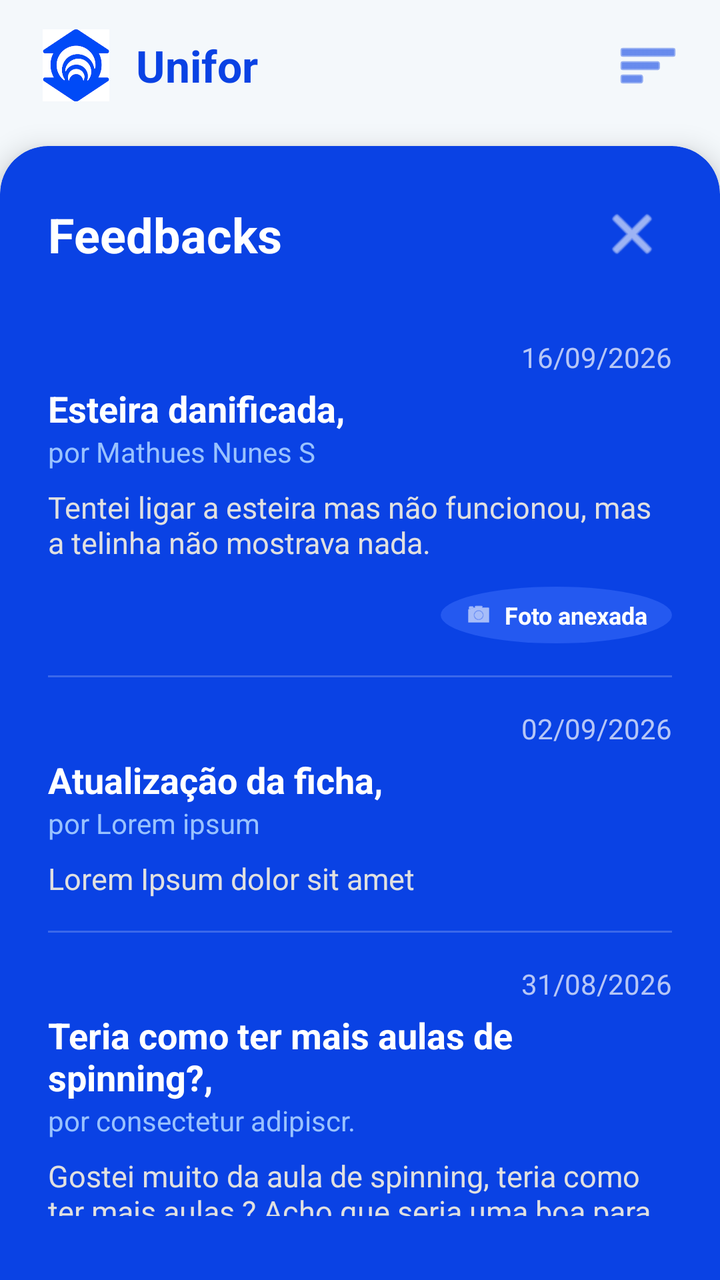
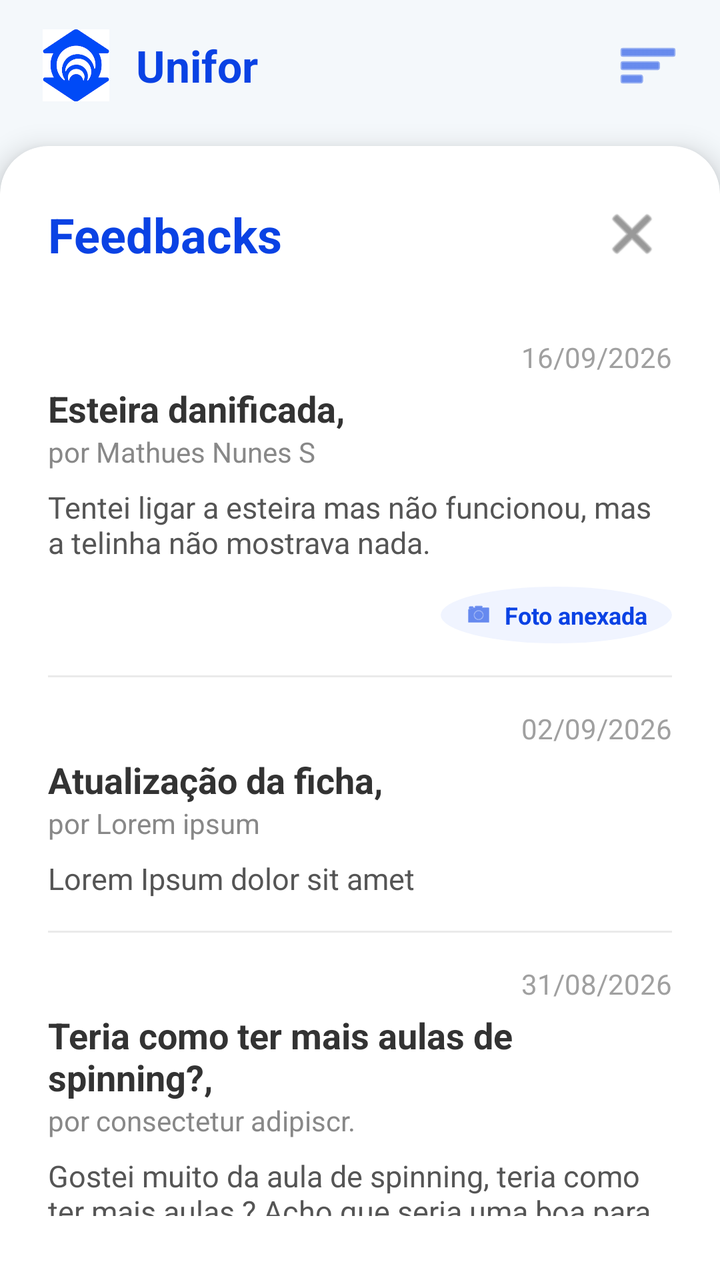

Screens rendered from an Android XML layout before and after an edit, with the pre-edit source and the edit as a unified diff.
<!-- AndroidManifest.xml: application theme Theme.MoemaFit -->
<!-- res/layout/activity_feedback_prof.xml -->
<?xml version="1.0" encoding="utf-8"?>
<androidx.constraintlayout.widget.ConstraintLayout
    xmlns:android="http://schemas.android.com/apk/res/android"
    xmlns:app="http://schemas.android.com/apk/res-auto"
    xmlns:tools="http://schemas.android.com/tools"
    android:layout_width="match_parent"
    android:layout_height="match_parent"
    android:background="#F4F8FB">

    
    
    
    <androidx.constraintlayout.widget.ConstraintLayout
        android:id="@+id/toolbarLayout"
        android:layout_width="match_parent"
        android:layout_height="65dp"
        android:background="#F4F8FB"
        app:layout_constraintEnd_toEndOf="parent"
        app:layout_constraintStart_toStartOf="parent"
        app:layout_constraintTop_toTopOf="parent">

        
        <LinearLayout
            android:layout_width="wrap_content"
            android:layout_height="wrap_content"
            android:layout_marginStart="20dp"
            android:gravity="center_vertical"
            android:orientation="horizontal"
            app:layout_constraintBottom_toBottomOf="parent"
            app:layout_constraintStart_toStartOf="parent"
            app:layout_constraintTop_toTopOf="parent">

            <ImageView
                android:layout_width="36dp"
                android:layout_height="36dp"
                android:scaleType="fitCenter"
                android:src="@drawable/icone_unifor"/>

            <TextView
                android:layout_width="wrap_content"
                android:layout_height="wrap_content"
                android:layout_marginStart="12dp"
                android:text="Unifor"
                android:textColor="#0A42E4"
                android:textSize="22sp"
                android:textStyle="bold" />
        </LinearLayout>

        
        <ImageButton
            android:id="@+id/btn_menu"
            android:layout_width="48dp"
            android:layout_height="48dp"
            android:layout_marginEnd="12dp"
            android:background="?attr/selectableItemBackgroundBorderless"
            android:src="@android:drawable/ic_menu_sort_by_size"
            app:layout_constraintBottom_toBottomOf="parent"
            app:layout_constraintEnd_toEndOf="parent"
            app:layout_constraintTop_toTopOf="parent"
            app:tint="#0A42E4" />
    </androidx.constraintlayout.widget.ConstraintLayout>

    
    
    
    <com.google.android.material.card.MaterialCardView
        android:layout_width="match_parent"
        android:layout_height="0dp"
        android:layout_marginTop="8dp"
        app:cardBackgroundColor="#0A42E4"
        app:cardCornerRadius="24dp"
        app:cardElevation="8dp"
        app:strokeWidth="0dp"
        app:layout_constraintBottom_toBottomOf="parent"
        app:layout_constraintEnd_toEndOf="parent"
        app:layout_constraintStart_toStartOf="parent"
        app:layout_constraintTop_toBottomOf="@+id/toolbarLayout">

        <LinearLayout
            android:layout_width="match_parent"
            android:layout_height="match_parent"
            android:orientation="vertical">

            
            <androidx.constraintlayout.widget.ConstraintLayout
                android:layout_width="match_parent"
                android:layout_height="wrap_content"
                android:paddingHorizontal="24dp"
                android:paddingTop="24dp"
                android:paddingBottom="16dp">

                <TextView
                    android:id="@+id/text_titulo_feedbacks"
                    android:layout_width="wrap_content"
                    android:layout_height="wrap_content"
                    android:text="Feedbacks"
                    android:textColor="#FFFFFF"
                    android:textSize="24sp"
                    android:textStyle="bold"
                    app:layout_constraintBottom_toBottomOf="parent"
                    app:layout_constraintStart_toStartOf="parent"
                    app:layout_constraintTop_toTopOf="parent" />

                <ImageButton
                    android:id="@+id/btn_fechar"
                    android:layout_width="40dp"
                    android:layout_height="40dp"
                    android:background="?attr/selectableItemBackgroundBorderless"
                    android:contentDescription="Fechar tela"
                    android:src="@android:drawable/ic_menu_close_clear_cancel"
                    app:layout_constraintBottom_toBottomOf="parent"
                    app:layout_constraintEnd_toEndOf="parent"
                    app:layout_constraintTop_toTopOf="parent"
                    app:tint="#FFFFFF" />
            </androidx.constraintlayout.widget.ConstraintLayout>

            
            <ScrollView
                android:layout_width="match_parent"
                android:layout_height="match_parent"
                android:clipToPadding="false"
                android:paddingBottom="64dp"
                android:scrollbars="none">
                

                <LinearLayout
                    android:layout_width="match_parent"
                    android:layout_height="wrap_content"
                    android:orientation="vertical">

                    
                    
                    
                    <LinearLayout
                        android:id="@+id/feedback_item_1"
                        android:layout_width="match_parent"
                        android:layout_height="wrap_content"
                        android:background="?attr/selectableItemBackground"
                        android:clickable="true"
                        android:focusable="true"
                        android:orientation="vertical"
                        android:paddingHorizontal="24dp"
                        android:paddingVertical="16dp">

                        <TextView
                            android:layout_width="match_parent"
                            android:layout_height="wrap_content"
                            android:text="16/09/2026"
                            android:gravity="end"
                            android:textColor="#B3FFFFFF"
                            android:textSize="14sp" />

                        <TextView
                            android:layout_width="match_parent"
                            android:layout_height="wrap_content"
                            android:layout_marginTop="4dp"
                            android:text="Esteira danificada,"
                            android:textColor="#FFFFFF"
                            android:textSize="18sp"
                            android:textStyle="bold" />

                        <TextView
                            android:layout_width="match_parent"
                            android:layout_height="wrap_content"
                            android:text="por Mathues Nunes S"
                            android:textColor="#99C2FF"
                            android:textSize="14sp" />

                        <TextView
                            android:layout_width="match_parent"
                            android:layout_height="wrap_content"
                            android:layout_marginTop="8dp"
                            android:text="Tentei ligar a esteira mas não funcionou, mas a telinha não mostrava nada."
                            android:textColor="#E0E0E0"
                            android:textSize="15sp" />

                        <LinearLayout
                            android:layout_width="wrap_content"
                            android:layout_height="wrap_content"
                            android:layout_marginTop="12dp"
                            android:layout_gravity="end"
                            android:background="@drawable/shape_circulo_branco"
                            android:backgroundTint="#2459F0"
                            android:gravity="center_vertical"
                            android:paddingHorizontal="12dp"
                            android:paddingVertical="6dp">

                            <ImageView
                                android:layout_width="14dp"
                                android:layout_height="14dp"
                                android:src="@android:drawable/ic_menu_camera"
                                app:tint="#FFFFFF" />

                            <TextView
                                android:layout_width="wrap_content"
                                android:layout_height="wrap_content"
                                android:layout_marginStart="6dp"
                                android:text="Foto anexada"
                                android:textColor="#FFFFFF"
                                android:textSize="12sp"
                                android:textStyle="bold" />
                        </LinearLayout>
                    </LinearLayout>

                    <View
                        android:layout_width="match_parent"
                        android:layout_height="1dp"
                        android:layout_marginHorizontal="24dp"
                        android:background="#33FFFFFF" />

                    
                    
                    
                    <LinearLayout
                        android:id="@+id/feedback_item_2"
                        android:layout_width="match_parent"
                        android:layout_height="wrap_content"
                        android:background="?attr/selectableItemBackground"
                        android:clickable="true"
                        android:focusable="true"
                        android:orientation="vertical"
                        android:paddingHorizontal="24dp"
                        android:paddingVertical="16dp">

                        <TextView
                            android:layout_width="match_parent"
                            android:layout_height="wrap_content"
                            android:text="02/09/2026"
                            android:gravity="end"
                            android:textColor="#B3FFFFFF"
                            android:textSize="14sp" />

                        <TextView
                            android:layout_width="match_parent"
                            android:layout_height="wrap_content"
                            android:layout_marginTop="4dp"
                            android:text="Atualização da ficha,"
                            android:textColor="#FFFFFF"
                            android:textSize="18sp"
                            android:textStyle="bold" />

                        <TextView
                            android:layout_width="match_parent"
                            android:layout_height="wrap_content"
                            android:text="por Lorem ipsum"
                            android:textColor="#99C2FF"
                            android:textSize="14sp" />

                        <TextView
                            android:layout_width="match_parent"
                            android:layout_height="wrap_content"
                            android:layout_marginTop="8dp"
                            android:text="Lorem Ipsum dolor sit amet"
                            android:textColor="#E0E0E0"
                            android:textSize="15sp" />
                    </LinearLayout>

                    <View
                        android:layout_width="match_parent"
                        android:layout_height="1dp"
                        android:layout_marginHorizontal="24dp"
                        android:background="#33FFFFFF" />

                    
                    
                    
                    <LinearLayout
                        android:id="@+id/feedback_item_3"
                        android:layout_width="match_parent"
                        android:layout_height="wrap_content"
                        android:background="?attr/selectableItemBackground"
                        android:clickable="true"
                        android:focusable="true"
                        android:orientation="vertical"
                        android:paddingHorizontal="24dp"
                        android:paddingVertical="16dp">

                        <TextView
                            android:layout_width="match_parent"
                            android:layout_height="wrap_content"
                            android:text="31/08/2026"
                            android:gravity="end"
                            android:textColor="#B3FFFFFF"
                            android:textSize="14sp" />

                        <TextView
                            android:layout_width="match_parent"
                            android:layout_height="wrap_content"
                            android:layout_marginTop="4dp"
                            android:text="Teria como ter mais aulas de spinning?,"
                            android:textColor="#FFFFFF"
                            android:textSize="18sp"
                            android:textStyle="bold" />

                        <TextView
                            android:layout_width="match_parent"
                            android:layout_height="wrap_content"
                            android:text="por consectetur adipiscr."
                            android:textColor="#99C2FF"
                            android:textSize="14sp" />

                        <TextView
                            android:layout_width="match_parent"
                            android:layout_height="wrap_content"
                            android:layout_marginTop="8dp"
                            android:text="Gostei muito da aula de spinning, teria como ter mais aulas ? Acho que seria uma boa para academia a universdidade!"
                            android:textColor="#E0E0E0"
                            android:textSize="15sp" />
                    </LinearLayout>

                    <View
                        android:layout_width="match_parent"
                        android:layout_height="1dp"
                        android:layout_marginHorizontal="24dp"
                        android:background="#33FFFFFF" />

                    
                    
                    
                    <LinearLayout
                        android:id="@+id/feedback_item_4"
                        android:layout_width="match_parent"
                        android:layout_height="wrap_content"
                        android:background="?attr/selectableItemBackground"
                        android:clickable="true"
                        android:focusable="true"
                        android:orientation="vertical"
                        android:paddingHorizontal="24dp"
                        android:paddingVertical="16dp">

                        <TextView
                            android:layout_width="match_parent"
                            android:layout_height="wrap_content"
                            android:text="16/08/2026"
                            android:gravity="end"
                            android:textColor="#B3FFFFFF"
                            android:textSize="14sp" />

                        <TextView
                            android:layout_width="match_parent"
                            android:layout_height="wrap_content"
                            android:layout_marginTop="4dp"
                            android:text="Lorem ipsum,"
                            android:textColor="#FFFFFF"
                            android:textSize="18sp"
                            android:textStyle="bold" />

                        <TextView
                            android:layout_width="match_parent"
                            android:layout_height="wrap_content"
                            android:text="por consectetur adipiscr."
                            android:textColor="#99C2FF"
                            android:textSize="14sp" />

                        <TextView
                            android:layout_width="match_parent"
                            android:layout_height="wrap_content"
                            android:layout_marginTop="8dp"
                            android:text="Lorem ipsum dolor sit amet, consectetur adipiscing elit. Sed do eiusmod tempor incididunt ut labore et dolore magna aliqua. Ut enim ad minim veniam."
                            android:textColor="#E0E0E0"
                            android:textSize="15sp" />
                    </LinearLayout>

                </LinearLayout>
            </ScrollView>
        </LinearLayout>
    </com.google.android.material.card.MaterialCardView>

    
    
    
    
    <View
        android:layout_width="match_parent"
        android:layout_height="32dp"
        android:background="#0A42E4"
        android:elevation="8dp"
        app:layout_constraintBottom_toBottomOf="parent"
        app:layout_constraintEnd_toEndOf="parent"
        app:layout_constraintStart_toStartOf="parent" />

</androidx.constraintlayout.widget.ConstraintLayout>
<!-- resources referenced by this layout -->
<resources>
  <!-- drawable icone_unifor: png bitmap (drawable, 4331 bytes) -->
  <!-- drawable shape_circulo_branco (drawable) -->
  <?xml version="1.0" encoding="utf-8"?>
  <shape xmlns:android="http://schemas.android.com/apk/res/android" android:shape="oval">
      <solid android:color="#FFFFFF" />
      <size android:width="16dp" android:height="16dp" />
  </shape>
  <style name="Theme.MoemaFit" parent="Base.Theme.MoemaFit" />
  <style name="Base.Theme.MoemaFit" parent="Theme.Material3.DayNight.NoActionBar">
          
          
      </style>
</resources>

<!-- the commit's change to res/layout/activity_feedback_prof.xml (unified diff, before → after) -->
@@ -19,7 +19,6 @@
         app:layout_constraintStart_toStartOf="parent"
         app:layout_constraintTop_toTopOf="parent">
 
-        
         <LinearLayout
             android:layout_width="wrap_content"
             android:layout_height="wrap_content"
@@ -46,7 +45,6 @@
                 android:textStyle="bold" />
         </LinearLayout>
 
-        
         <ImageButton
             android:id="@+id/btn_menu"
             android:layout_width="48dp"
@@ -67,7 +65,7 @@
         android:layout_width="match_parent"
         android:layout_height="0dp"
         android:layout_marginTop="8dp"
-        app:cardBackgroundColor="#0A42E4"
+        app:cardBackgroundColor="#FFFFFF"
         app:cardCornerRadius="24dp"
         app:cardElevation="8dp"
         app:strokeWidth="0dp"
@@ -94,7 +92,7 @@
                     android:layout_width="wrap_content"
                     android:layout_height="wrap_content"
                     android:text="Feedbacks"
-                    android:textColor="#FFFFFF"
+                    android:textColor="#0A42E4"
                     android:textSize="24sp"
                     android:textStyle="bold"
                     app:layout_constraintBottom_toBottomOf="parent"
@@ -111,7 +109,7 @@
                     app:layout_constraintBottom_toBottomOf="parent"
                     app:layout_constraintEnd_toEndOf="parent"
                     app:layout_constraintTop_toTopOf="parent"
-                    app:tint="#FFFFFF" />
+                    app:tint="#555555" />
             </androidx.constraintlayout.widget.ConstraintLayout>
 
             
@@ -121,7 +119,6 @@
                 android:clipToPadding="false"
                 android:paddingBottom="64dp"
                 android:scrollbars="none">
-                
 
                 <LinearLayout
                     android:layout_width="match_parent"
@@ -147,7 +144,7 @@
                             android:layout_height="wrap_content"
                             android:text="16/09/2026"
                             android:gravity="end"
-                            android:textColor="#B3FFFFFF"
+                            android:textColor="#A0A0A0"
                             android:textSize="14sp" />
 
                         <TextView
@@ -155,7 +152,7 @@
                             android:layout_height="wrap_content"
                             android:layout_marginTop="4dp"
                             android:text="Esteira danificada,"
-                            android:textColor="#FFFFFF"
+                            android:textColor="#333333"
                             android:textSize="18sp"
                             android:textStyle="bold" />
 
@@ -163,7 +160,7 @@
                             android:layout_width="match_parent"
                             android:layout_height="wrap_content"
                             android:text="por Mathues Nunes S"
-                            android:textColor="#99C2FF"
+                            android:textColor="#888888"
                             android:textSize="14sp" />
 
                         <TextView
@@ -171,16 +168,17 @@
                             android:layout_height="wrap_content"
                             android:layout_marginTop="8dp"
                             android:text="Tentei ligar a esteira mas não funcionou, mas a telinha não mostrava nada."
-                            android:textColor="#E0E0E0"
+                            android:textColor="#555555"
                             android:textSize="15sp" />
 
+                        
                         <LinearLayout
                             android:layout_width="wrap_content"
                             android:layout_height="wrap_content"
                             android:layout_marginTop="12dp"
                             android:layout_gravity="end"
                             android:background="@drawable/shape_circulo_branco"
-                            android:backgroundTint="#2459F0"
+                            android:backgroundTint="#F0F4FF"
                             android:gravity="center_vertical"
                             android:paddingHorizontal="12dp"
                             android:paddingVertical="6dp">
@@ -189,24 +187,25 @@
                                 android:layout_width="14dp"
                                 android:layout_height="14dp"
                                 android:src="@android:drawable/ic_menu_camera"
-                                app:tint="#FFFFFF" />
+                                app:tint="#0A42E4" />
 
                             <TextView
                                 android:layout_width="wrap_content"
                                 android:layout_height="wrap_content"
                                 android:layout_marginStart="6dp"
                                 android:text="Foto anexada"
-                                android:textColor="#FFFFFF"
+                                android:textColor="#0A42E4"
                                 android:textSize="12sp"
                                 android:textStyle="bold" />
                         </LinearLayout>
                     </LinearLayout>
 
+                    
                     <View
                         android:layout_width="match_parent"
                         android:layout_height="1dp"
                         android:layout_marginHorizontal="24dp"
-                        android:background="#33FFFFFF" />
+                        android:background="#EAEAEA" />
 
                     
                     
@@ -227,7 +226,7 @@
                             android:layout_height="wrap_content"
                             android:text="02/09/2026"
                             android:gravity="end"
-                            android:textColor="#B3FFFFFF"
+                            android:textColor="#A0A0A0"
                             android:textSize="14sp" />
 
                         <TextView
@@ -235,7 +234,7 @@
                             android:layout_height="wrap_content"
                             android:layout_marginTop="4dp"
                             android:text="Atualização da ficha,"
-                            android:textColor="#FFFFFF"
+                            android:textColor="#333333"
                             android:textSize="18sp"
                             android:textStyle="bold" />
 
@@ -243,7 +242,7 @@
                             android:layout_width="match_parent"
                             android:layout_height="wrap_content"
                             android:text="por Lorem ipsum"
-                            android:textColor="#99C2FF"
+                            android:textColor="#888888"
                             android:textSize="14sp" />
 
                         <TextView
@@ -251,7 +250,7 @@
                             android:layout_height="wrap_content"
                             android:layout_marginTop="8dp"
                             android:text="Lorem Ipsum dolor sit amet"
-                            android:textColor="#E0E0E0"
+                            android:textColor="#555555"
                             android:textSize="15sp" />
                     </LinearLayout>
 
@@ -259,7 +258,7 @@
                         android:layout_width="match_parent"
                         android:layout_height="1dp"
                         android:layout_marginHorizontal="24dp"
-                        android:background="#33FFFFFF" />
+                        android:background="#EAEAEA" />
 
                     
                     
@@ -280,7 +279,7 @@
                             android:layout_height="wrap_content"
                             android:text="31/08/2026"
                             android:gravity="end"
-                            android:textColor="#B3FFFFFF"
+                            android:textColor="#A0A0A0"
                             android:textSize="14sp" />
 
                         <TextView
@@ -288,7 +287,7 @@
                             android:layout_height="wrap_content"
                             android:layout_marginTop="4dp"
                             android:text="Teria como ter mais aulas de spinning?,"
-                            android:textColor="#FFFFFF"
+                            android:textColor="#333333"
                             android:textSize="18sp"
                             android:textStyle="bold" />
 
@@ -296,7 +295,7 @@
                             android:layout_width="match_parent"
                             android:layout_height="wrap_content"
                             android:text="por consectetur adipiscr."
-                            android:textColor="#99C2FF"
+                            android:textColor="#888888"
                             android:textSize="14sp" />
 
                         <TextView
@@ -304,7 +303,7 @@
                             android:layout_height="wrap_content"
                             android:layout_marginTop="8dp"
                             android:text="Gostei muito da aula de spinning, teria como ter mais aulas ? Acho que seria uma boa para academia a universdidade!"
-                            android:textColor="#E0E0E0"
+                            android:textColor="#555555"
                             android:textSize="15sp" />
                     </LinearLayout>
 
@@ -312,7 +311,7 @@
                         android:layout_width="match_parent"
                         android:layout_height="1dp"
                         android:layout_marginHorizontal="24dp"
-                        android:background="#33FFFFFF" />
+                        android:background="#EAEAEA" />
 
                     
                     
@@ -333,7 +332,7 @@
                             android:layout_height="wrap_content"
                             android:text="16/08/2026"
                             android:gravity="end"
-                            android:textColor="#B3FFFFFF"
+                            android:textColor="#A0A0A0"
                             android:textSize="14sp" />
 
                         <TextView
@@ -341,7 +340,7 @@
                             android:layout_height="wrap_content"
                             android:layout_marginTop="4dp"
                             android:text="Lorem ipsum,"
-                            android:textColor="#FFFFFF"
+                            android:textColor="#333333"
                             android:textSize="18sp"
                             android:textStyle="bold" />
 
@@ -349,7 +348,7 @@
                             android:layout_width="match_parent"
                             android:layout_height="wrap_content"
                             android:text="por consectetur adipiscr."
-                            android:textColor="#99C2FF"
+                            android:textColor="#888888"
                             android:textSize="14sp" />
 
                         <TextView
@@ -357,7 +356,7 @@
                             android:layout_height="wrap_content"
                             android:layout_marginTop="8dp"
                             android:text="Lorem ipsum dolor sit amet, consectetur adipiscing elit. Sed do eiusmod tempor incididunt ut labore et dolore magna aliqua. Ut enim ad minim veniam."
-                            android:textColor="#E0E0E0"
+                            android:textColor="#555555"
                             android:textSize="15sp" />
                     </LinearLayout>
 
@@ -369,11 +368,10 @@
     
     
     
-    
     <View
         android:layout_width="match_parent"
         android:layout_height="32dp"
-        android:background="#0A42E4"
+        android:background="#FFFFFF"
         android:elevation="8dp"
         app:layout_constraintBottom_toBottomOf="parent"
         app:layout_constraintEnd_toEndOf="parent"
